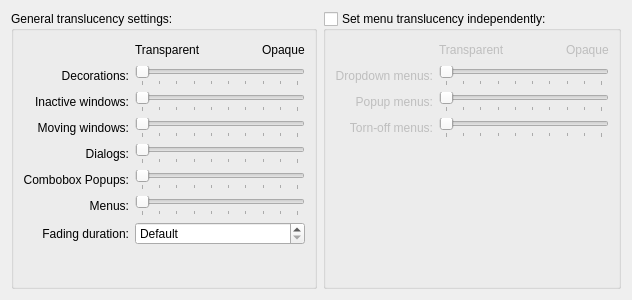
Old version of the form effects/maketransparent_config.ui in the repository KDE/kwin.
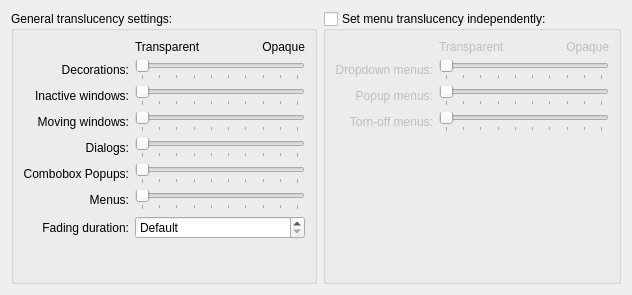
New version of the form.

Commit message: SVN_SILENT Minor GUI change to the transparency effect.

What changed in the file:
```diff
--- a/effects/maketransparent_config.ui
+++ b/effects/maketransparent_config.ui
@@ -6,7 +6,7 @@
     <x>0</x>
     <y>0</y>
     <width>616</width>
-    <height>300</height>
+    <height>295</height>
    </rect>
   </property>
   <property name="windowTitle" >
@@ -19,52 +19,6 @@
       <string>General translucency settings:</string>
      </property>
      <layout class="QGridLayout" name="gridLayout" >
-      <item row="0" column="1" >
-       <layout class="QHBoxLayout" name="horizontalLayout_4" >
-        <property name="sizeConstraint" >
-         <enum>QLayout::SetDefaultConstraint</enum>
-        </property>
-        <item>
-         <widget class="QLabel" name="label_2" >
-          <property name="sizePolicy" >
-           <sizepolicy vsizetype="Preferred" hsizetype="Preferred" >
-            <horstretch>0</horstretch>
-            <verstretch>0</verstretch>
-           </sizepolicy>
-          </property>
-          <property name="text" >
-           <string>Transparent</string>
-          </property>
-         </widget>
-        </item>
-        <item>
-         <spacer name="horizontalSpacer" >
-          <property name="orientation" >
-           <enum>Qt::Horizontal</enum>
-          </property>
-          <property name="sizeHint" stdset="0" >
-           <size>
-            <width>40</width>
-            <height>20</height>
-           </size>
-          </property>
-         </spacer>
-        </item>
-        <item>
-         <widget class="QLabel" name="label_3" >
-          <property name="sizePolicy" >
-           <sizepolicy vsizetype="Preferred" hsizetype="Fixed" >
-            <horstretch>0</horstretch>
-            <verstretch>0</verstretch>
-           </sizepolicy>
-          </property>
-          <property name="text" >
-           <string>Opaque</string>
-          </property>
-         </widget>
-        </item>
-       </layout>
-      </item>
       <item row="1" column="0" >
        <widget class="QLabel" name="decorations_label" >
         <property name="sizePolicy" >
@@ -84,7 +38,7 @@
         </property>
        </widget>
       </item>
-      <item row="1" column="1" >
+      <item row="1" column="1" colspan="2" >
        <widget class="QSlider" name="decorations" >
         <property name="minimumSize" >
          <size>
@@ -128,7 +82,7 @@
         </property>
        </widget>
       </item>
-      <item row="2" column="1" >
+      <item row="2" column="1" colspan="2" >
        <widget class="QSlider" name="inactive" >
         <property name="minimum" >
          <number>10</number>
@@ -166,7 +120,7 @@
         </property>
        </widget>
       </item>
-      <item row="3" column="1" >
+      <item row="3" column="1" colspan="2" >
        <widget class="QSlider" name="moveresize" >
         <property name="minimum" >
          <number>10</number>
@@ -204,7 +158,7 @@
         </property>
        </widget>
       </item>
-      <item row="4" column="1" >
+      <item row="4" column="1" colspan="2" >
        <widget class="QSlider" name="dialogs" >
         <property name="minimum" >
          <number>10</number>
@@ -242,7 +196,7 @@
         </property>
        </widget>
       </item>
-      <item row="5" column="1" >
+      <item row="5" column="1" colspan="2" >
        <widget class="QSlider" name="comboboxpopup" >
         <property name="minimum" >
          <number>10</number>
@@ -280,7 +234,7 @@
         </property>
        </widget>
       </item>
-      <item row="6" column="1" >
+      <item row="6" column="1" colspan="2" >
        <widget class="QSlider" name="menus" >
         <property name="minimum" >
          <number>10</number>
@@ -312,7 +266,7 @@
         </property>
        </widget>
       </item>
-      <item row="7" column="1" >
+      <item row="7" column="1" colspan="2" >
        <widget class="QSpinBox" name="duration" >
         <property name="minimumSize" >
          <size>
@@ -347,6 +301,35 @@
         </property>
        </spacer>
       </item>
+      <item row="0" column="1" >
+       <widget class="QLabel" name="label_2" >
+        <property name="sizePolicy" >
+         <sizepolicy vsizetype="Preferred" hsizetype="Preferred" >
+          <horstretch>0</horstretch>
+          <verstretch>0</verstretch>
+         </sizepolicy>
+        </property>
+        <property name="text" >
+         <string>Transparent</string>
+        </property>
+       </widget>
+      </item>
+      <item row="0" column="2" >
+       <widget class="QLabel" name="label_3" >
+        <property name="sizePolicy" >
+         <sizepolicy vsizetype="Preferred" hsizetype="Fixed" >
+          <horstretch>0</horstretch>
+          <verstretch>0</verstretch>
+         </sizepolicy>
+        </property>
+        <property name="text" >
+         <string>Opaque</string>
+        </property>
+        <property name="alignment" >
+         <set>Qt::AlignRight|Qt::AlignTrailing|Qt::AlignVCenter</set>
+        </property>
+       </widget>
+      </item>
      </layout>
     </widget>
    </item>
@@ -362,52 +345,6 @@
       <bool>false</bool>
      </property>
      <layout class="QGridLayout" name="gridLayout_2" >
-      <item row="0" column="1" >
-       <layout class="QHBoxLayout" name="horizontalLayout_3" >
-        <property name="sizeConstraint" >
-         <enum>QLayout::SetDefaultConstraint</enum>
-        </property>
-        <item>
-         <widget class="QLabel" name="label_6" >
-          <property name="sizePolicy" >
-           <sizepolicy vsizetype="Preferred" hsizetype="Preferred" >
-            <horstretch>0</horstretch>
-            <verstretch>0</verstretch>
-           </sizepolicy>
-          </property>
-          <property name="text" >
-           <string>Transparent</string>
-          </property>
-         </widget>
-        </item>
-        <item>
-         <spacer name="horizontalSpacer" >
-          <property name="orientation" >
-           <enum>Qt::Horizontal</enum>
-          </property>
-          <property name="sizeHint" stdset="0" >
-           <size>
-            <width>40</width>
-            <height>20</height>
-           </size>
-          </property>
-         </spacer>
-        </item>
-        <item>
-         <widget class="QLabel" name="label_7" >
-          <property name="sizePolicy" >
-           <sizepolicy vsizetype="Preferred" hsizetype="Fixed" >
-            <horstretch>0</horstretch>
-            <verstretch>0</verstretch>
-           </sizepolicy>
-          </property>
-          <property name="text" >
-           <string>Opaque</string>
-          </property>
-         </widget>
-        </item>
-       </layout>
-      </item>
       <item row="1" column="0" >
        <widget class="QLabel" name="dropdownmenus_label" >
         <property name="sizePolicy" >
@@ -427,7 +364,7 @@
         </property>
        </widget>
       </item>
-      <item row="1" column="1" >
+      <item row="1" column="1" colspan="2" >
        <widget class="QSlider" name="dropdownmenus" >
         <property name="minimumSize" >
          <size>
@@ -471,7 +408,7 @@
         </property>
        </widget>
       </item>
-      <item row="2" column="1" >
+      <item row="2" column="1" colspan="2" >
        <widget class="QSlider" name="popupmenus" >
         <property name="minimum" >
          <number>10</number>
@@ -509,7 +446,7 @@
         </property>
        </widget>
       </item>
-      <item row="3" column="1" >
+      <item row="3" column="1" colspan="2" >
        <widget class="QSlider" name="tornoffmenus" >
         <property name="minimum" >
          <number>10</number>
@@ -528,7 +465,7 @@
         </property>
        </widget>
       </item>
-      <item row="4" column="0" colspan="2" >
+      <item row="4" column="0" colspan="3" >
        <spacer name="verticalSpacer" >
         <property name="orientation" >
          <enum>Qt::Vertical</enum>
@@ -541,6 +478,35 @@
         </property>
        </spacer>
       </item>
+      <item row="0" column="1" >
+       <widget class="QLabel" name="label_6" >
+        <property name="sizePolicy" >
+         <sizepolicy vsizetype="Preferred" hsizetype="Preferred" >
+          <horstretch>0</horstretch>
+          <verstretch>0</verstretch>
+         </sizepolicy>
+        </property>
+        <property name="text" >
+         <string>Transparent</string>
+        </property>
+       </widget>
+      </item>
+      <item row="0" column="2" >
+       <widget class="QLabel" name="label_7" >
+        <property name="sizePolicy" >
+         <sizepolicy vsizetype="Preferred" hsizetype="Fixed" >
+          <horstretch>0</horstretch>
+          <verstretch>0</verstretch>
+         </sizepolicy>
+        </property>
+        <property name="text" >
+         <string>Opaque</string>
+        </property>
+        <property name="alignment" >
+         <set>Qt::AlignRight|Qt::AlignTrailing|Qt::AlignVCenter</set>
+        </property>
+       </widget>
+      </item>
      </layout>
     </widget>
    </item>
```
